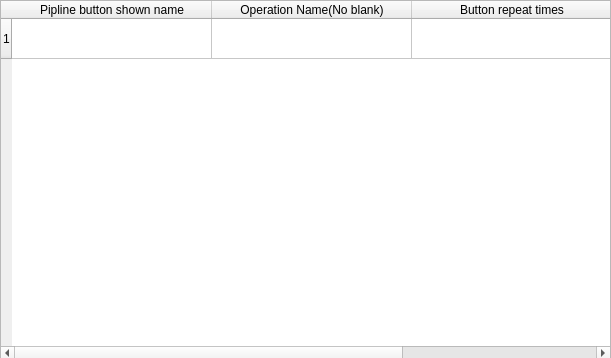
This is widgets/ui/Form/OperationPipelineSetting.ui in zhailei-scu/TRTimeRecord as Qt 5 draws it before an edit. The edited form follows.
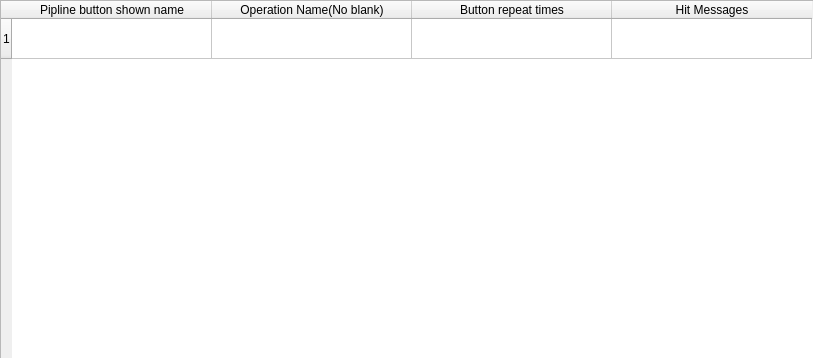
This is the edited form.

Commit message: normal operation

Patch:
```diff
--- a/widgets/ui/Form/OperationPipelineSetting.ui
+++ b/widgets/ui/Form/OperationPipelineSetting.ui
@@ -6,7 +6,7 @@
    <rect>
     <x>0</x>
     <y>0</y>
-    <width>611</width>
+    <width>813</width>
     <height>358</height>
    </rect>
   </property>
@@ -18,7 +18,7 @@
     <rect>
      <x>0</x>
      <y>0</y>
-     <width>611</width>
+     <width>821</width>
      <height>361</height>
     </rect>
    </property>
@@ -89,6 +89,11 @@
      <string>Button repeat times</string>
     </property>
    </column>
+   <column>
+    <property name="text">
+     <string>Hit Messages</string>
+    </property>
+   </column>
   </widget>
  </widget>
  <resources/>
```
The commit also changes 3 other files.
